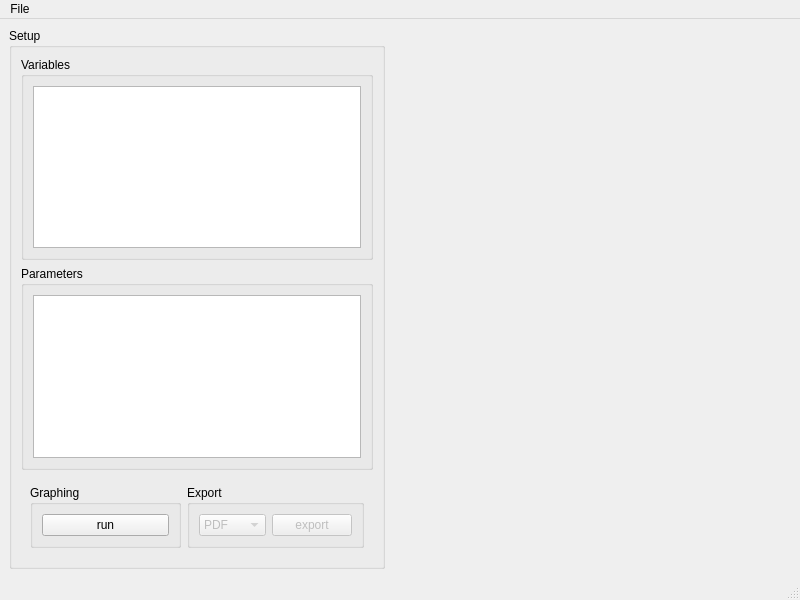
Old version of the form gr-mtb/qt/visualize_results.ui in the repository marcusmueller/measurement_toolbox.
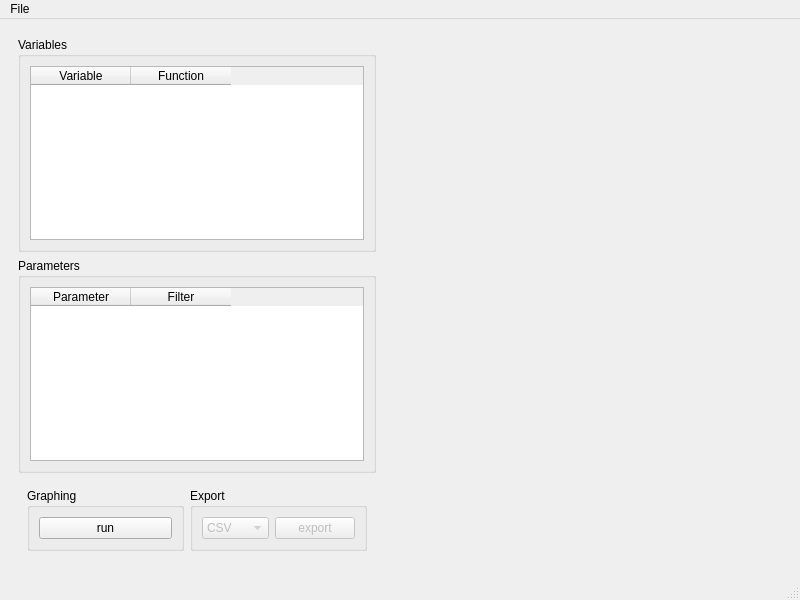
New version of the form. Custom widgets are drawn as their Qt base class.

Commit message: Visualize Results UI

```diff
--- a/gr-mtb/qt/visualize_results.ui
+++ b/gr-mtb/qt/visualize_results.ui
@@ -10,16 +10,25 @@
     <height>600</height>
    </rect>
   </property>
+  <property name="minimumSize">
+   <size>
+    <width>600</width>
+    <height>400</height>
+   </size>
+  </property>
+  <property name="baseSize">
+   <size>
+    <width>800</width>
+    <height>600</height>
+   </size>
+  </property>
   <property name="windowTitle">
    <string>ResultsVisualization</string>
   </property>
   <widget class="QWidget" name="centralwidget">
    <layout class="QHBoxLayout" name="horizontalLayout">
     <item>
-     <widget class="QGroupBox" name="Settings">
-      <property name="title">
-       <string>Setup</string>
-      </property>
+     <widget class="QFrame" name="Settings">
       <layout class="QVBoxLayout" name="verticalLayout">
        <item>
         <widget class="QGroupBox" name="groupBox">
@@ -28,13 +37,26 @@
          </property>
          <layout class="QVBoxLayout" name="verticalLayout_3">
           <item>
-           <widget class="QListWidget" name="listWidget">
+           <widget class="QTableWidget" name="VariableList">
             <property name="selectionMode">
              <enum>QAbstractItemView::MultiSelection</enum>
             </property>
             <property name="selectionBehavior">
              <enum>QAbstractItemView::SelectRows</enum>
             </property>
+            <attribute name="horizontalHeaderCascadingSectionResizes">
+             <bool>true</bool>
+            </attribute>
+            <column>
+             <property name="text">
+              <string>Variable</string>
+             </property>
+            </column>
+            <column>
+             <property name="text">
+              <string>Function</string>
+             </property>
+            </column>
            </widget>
           </item>
          </layout>
@@ -47,10 +69,29 @@
          </property>
          <layout class="QVBoxLayout" name="verticalLayout_2">
           <item>
-           <widget class="QListWidget" name="listWidget_2">
+           <widget class="QTableWidget" name="ParameterList">
+            <property name="sizePolicy">
+             <sizepolicy hsizetype="Expanding" vsizetype="Expanding">
+              <horstretch>0</horstretch>
+              <verstretch>0</verstretch>
+             </sizepolicy>
+            </property>
+            <property name="selectionMode">
+             <enum>QAbstractItemView::MultiSelection</enum>
+            </property>
             <property name="selectionBehavior">
              <enum>QAbstractItemView::SelectRows</enum>
             </property>
+            <column>
+             <property name="text">
+              <string>Parameter</string>
+             </property>
+            </column>
+            <column>
+             <property name="text">
+              <string>Filter</string>
+             </property>
+            </column>
            </widget>
           </item>
          </layout>
@@ -86,11 +127,6 @@
                <property name="enabled">
                 <bool>false</bool>
                </property>
-               <item>
-                <property name="text">
-                 <string>PDF</string>
-                </property>
-               </item>
                <item>
                 <property name="text">
                  <string>CSV</string>
@@ -173,6 +209,13 @@
    </property>
   </action>
  </widget>
+ <customwidgets>
+  <customwidget>
+   <class>QwtPlot</class>
+   <extends>QFrame</extends>
+   <header>qwt_plot.h</header>
+  </customwidget>
+ </customwidgets>
  <resources/>
  <connections/>
 </ui>
```
Left out of the diff: 44 changed lines with no effect on the pictures. The commit also changes 1 other file.
